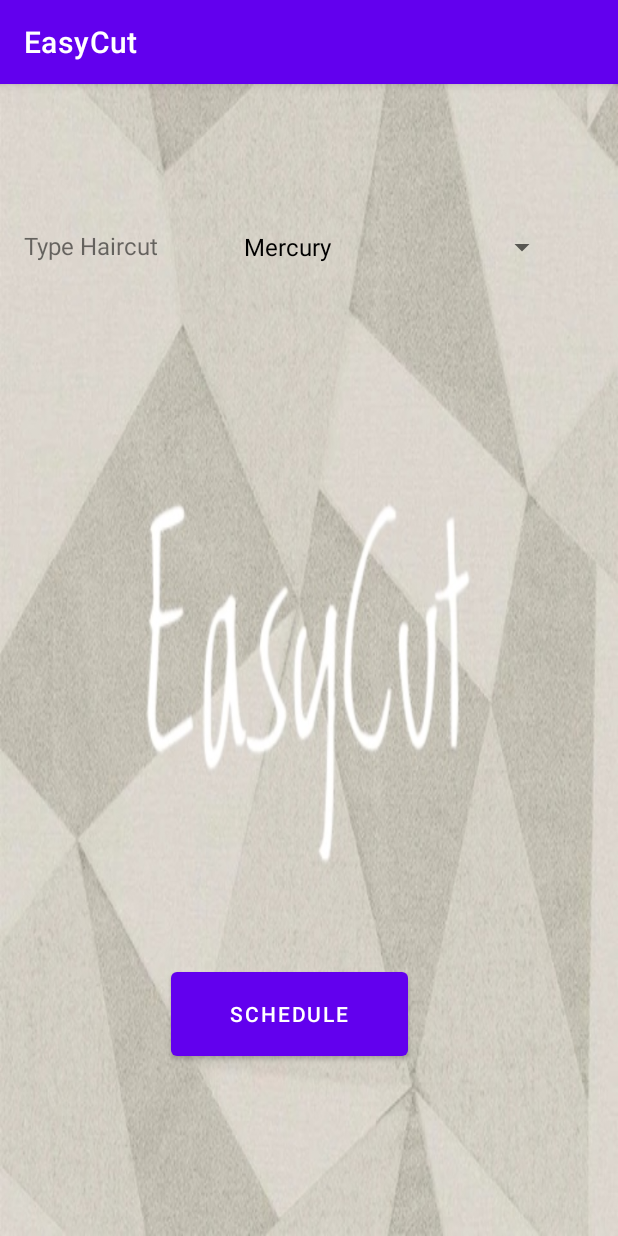
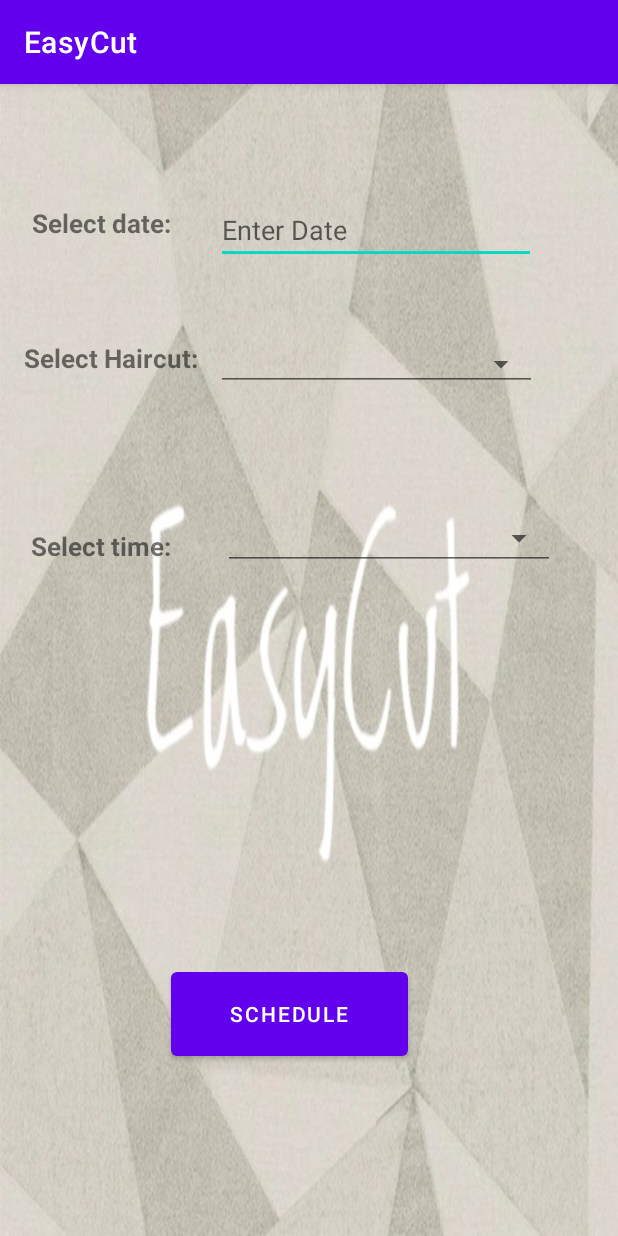
Before and after one commit to Asif-Rot/EasyCut, an Android app: the AppointmentActivity screen opened directly, with no data from a screen before it, on a phone screen of 412 x 824 dp. Run offline under Robolectric (Android 15) with nearby library versions, the light colour scheme and no system bars.

Commit message:
make design for appointment activity

```diff
--- a/app/src/main/java/com/example/easycut/AppointmentActivity.java
+++ b/app/src/main/java/com/example/easycut/AppointmentActivity.java
@@ -2,35 +2,83 @@ package com.example.easycut;
 
 import androidx.appcompat.app.AppCompatActivity;
 
+import android.app.DatePickerDialog;
 import android.os.Bundle;
+import android.text.InputType;
 import android.view.View;
 import android.widget.AdapterView;
 import android.widget.ArrayAdapter;
+import android.widget.DatePicker;
+import android.widget.EditText;
 import android.widget.Spinner;
+import android.widget.TextView;
 import android.widget.Toast;
 
+import java.util.Calendar;
+
 public class AppointmentActivity extends AppCompatActivity  implements AdapterView.OnItemSelectedListener{
-    Spinner spinner;
+    String[] haircuts = {"", "Men's haircut" };
+    String[] times = {"", "10:00","10:30","11:00" };
+    DatePickerDialog picker;
+    EditText eText;
     @Override
     protected void onCreate(Bundle savedInstanceState) {
         super.onCreate(savedInstanceState);
         setContentView(R.layout.activity_appointment);
-        spinner = (Spinner) findViewById(R.id.type_haircut);
-        ArrayAdapter<CharSequence> adapter= ArrayAdapter.
-                createFromResource(this,R.array.spinner ,R.layout.support_simple_spinner_dropdown_item);
-        adapter.setDropDownViewResource(R.layout.support_simple_spinner_dropdown_item);
-        spinner.setAdapter(adapter);
-        spinner.setOnItemSelectedListener(this);
+
+        //date picker
+        eText=(EditText) findViewById(R.id.datePicker);
+        eText.setInputType(InputType.TYPE_NULL);
+        eText.setOnClickListener(new View.OnClickListener() {
+            @Override
+            public void onClick(View v) {
+                final Calendar cldr = Calendar.getInstance();
+                int day = cldr.get(Calendar.DAY_OF_MONTH);
+                int month = cldr.get(Calendar.MONTH);
+                int year = cldr.get(Calendar.YEAR);
+                // date picker dialog
+                picker = new DatePickerDialog(AppointmentActivity.this, new DatePickerDialog.OnDateSetListener() {
+                            @Override
+                            public void onDateSet(DatePicker view, int year, int monthOfYear, int dayOfMonth) {
+                                eText.setText(dayOfMonth + "/" + (monthOfYear + 1) + "/" + year);
+                            }
+                        }, year, month, day);
+                picker.show();
+            }
+        });
+
+        //Spinner for haircuts
+        Spinner spinHairCut = (Spinner) findViewById(R.id.spinner1);
+        ArrayAdapter<String> adapterHC = new ArrayAdapter<String>(this, android.R.layout.simple_spinner_item,haircuts);
+        adapterHC.setDropDownViewResource(android.R.layout.simple_spinner_dropdown_item);
+        spinHairCut.setAdapter(adapterHC);
+        spinHairCut.setOnItemSelectedListener(this);
+
+        //Spinner for times
+        Spinner spinTimes = (Spinner) findViewById(R.id.timeSpinner);
+        ArrayAdapter<String> adapterT = new ArrayAdapter<String>(this, android.R.layout.simple_spinner_item,times);
+        adapterT.setDropDownViewResource(android.R.layout.simple_spinner_dropdown_item);
+        spinTimes.setAdapter(adapterT);
+        spinTimes.setOnItemSelectedListener(this);
+
     }
 
     @Override
     public void onItemSelected(AdapterView<?> parent, View view, int position, long id) {
-        String text = parent.getItemAtPosition(position).toString();
-        Toast.makeText(parent.getContext(), text, Toast.LENGTH_SHORT).show();
+        Spinner spin = (Spinner)parent;
+        Spinner spin2 = (Spinner)parent;
+        if (spin.getId() == R.id.spinner1){
+            Toast.makeText(getApplicationContext(), "Selected User: "+haircuts[position] ,Toast.LENGTH_SHORT).show();
+        }
+        if (spin2.getId() == R.id.timeSpinner){
+            Toast.makeText(getApplicationContext(), "Selected time: "+times[position] ,Toast.LENGTH_SHORT).show();
+        }
+
     }
 
     @Override
     public void onNothingSelected(AdapterView<?> parent) {
+        //choose what to do when nothing selected.
 
     }
 }
--- a/app/src/main/java/com/example/easycut/Login.java
+++ b/app/src/main/java/com/example/easycut/Login.java
@@ -41,10 +41,13 @@ public class Login extends AppCompatActivity {
         });
 
     }
+
+    /**
+     *  Check if user is already signed in (non-null), if so continue to ScreenUser.
+     */
     @Override
     public void onStart() {
         super.onStart();
-        // Check if user is signed in (non-null) and update UI accordingly.
         FirebaseUser currentUser = mAuth.getCurrentUser();
         if(currentUser != null){
             currentUser.reload();
--- a/app/src/main/java/com/example/easycut/RegisterActivity.java
+++ b/app/src/main/java/com/example/easycut/RegisterActivity.java
@@ -78,9 +78,8 @@ public class RegisterActivity extends AppCompatActivity {
                     if (task.isSuccessful()) {
                         String id=mAuth.getCurrentUser().getUid();
                         database = FirebaseDatabase.getInstance();
-                        reference = database.getReference("Users");
+                       // reference = database.getReference("Users");
                         Client client=new Client(firstName,lastName,email,pass,phone,id);
-                        database = FirebaseDatabase.getInstance();
                         reference = database.getReference("Client");
                         reference.child(client.getUserID()).setValue(client);
                         Toast.makeText(RegisterActivity.this, "User registered successfully", Toast.LENGTH_SHORT).show();
--- a/app/src/main/res/layout/activity_appointment.xml
+++ b/app/src/main/res/layout/activity_appointment.xml
@@ -7,42 +7,105 @@
     tools:context=".AppointmentActivity"
     android:background="@drawable/splashbackground">
 
-    <Spinner
-        android:id="@+id/type_haircut"
-        android:layout_width="217dp"
-        android:layout_height="48dp"
-        android:addStatesFromChildren="false"
-        android:soundEffectsEnabled="false"
+    <TextView
+        android:id="@+id/textDate"
+        android:layout_width="wrap_content"
+        android:layout_height="wrap_content"
+        android:text="@string/select_date"
+        android:textSize="17sp"
+        android:textStyle="bold"
+        app:layout_constraintBottom_toTopOf="@+id/txtHairCut"
+        app:layout_constraintEnd_toStartOf="@+id/datePicker"
+        app:layout_constraintHorizontal_bias="0.411"
+        app:layout_constraintStart_toStartOf="parent"
+        app:layout_constraintTop_toTopOf="parent"
+        app:layout_constraintVertical_bias="0.549" />
+
+    <EditText
+        android:id="@+id/datePicker"
+        android:layout_width="wrap_content"
+        android:layout_height="wrap_content"
+        android:ems="10"
+        android:hint="@string/enter_date"
         app:layout_constraintBottom_toBottomOf="parent"
         app:layout_constraintEnd_toEndOf="parent"
-        app:layout_constraintHorizontal_bias="0.793"
+        app:layout_constraintHorizontal_bias="0.726"
         app:layout_constraintStart_toStartOf="parent"
         app:layout_constraintTop_toTopOf="parent"
-        app:layout_constraintVertical_bias="0.118"
-        tools:ignore="SpeakableTextPresentCheck" />
+        app:layout_constraintVertical_bias="0.103" />
+
 
     <TextView
-        android:id="@+id/textType"
-        android:layout_width="98dp"
-        android:layout_height="45dp"
-        android:text="Type Haircut"
-        android:textSize="16sp"
+        android:id="@+id/txtHairCut"
+        android:layout_width="123dp"
+        android:layout_height="27dp"
+        android:layout_marginStart="16dp"
+        android:layout_marginLeft="16dp"
+        android:text="@string/select_haircut"
+        android:textSize="17sp"
+        android:textStyle="bold"
+        app:layout_constraintBottom_toBottomOf="parent"
+        app:layout_constraintStart_toStartOf="parent"
+        app:layout_constraintTop_toTopOf="parent"
+        app:layout_constraintVertical_bias="0.23"
+        tools:ignore="MissingConstraints" />
+
+    <Spinner
+        android:id="@+id/spinner1"
+        android:layout_width="214dp"
+        android:layout_height="36dp"
+        android:spinnerMode="dialog"
+        style="@style/Widget.AppCompat.Spinner.Underlined"
+        android:prompt="@string/select_haircut"
         app:layout_constraintBottom_toBottomOf="parent"
         app:layout_constraintEnd_toEndOf="parent"
-        app:layout_constraintHorizontal_bias="0.051"
+        app:layout_constraintHorizontal_bias="0.074"
+        app:layout_constraintStart_toEndOf="@+id/txtHairCut"
+        app:layout_constraintTop_toBottomOf="@+id/datePicker"
+        app:layout_constraintVertical_bias="0.079" />
+
+    <TextView
+        android:id="@+id/textTime"
+        android:layout_width="wrap_content"
+        android:layout_height="wrap_content"
+        android:text="@string/select_time"
+        android:textSize="17sp"
+        android:textStyle="bold"
+        app:layout_constraintBottom_toBottomOf="parent"
+        app:layout_constraintEnd_toEndOf="parent"
+        app:layout_constraintHorizontal_bias="0.065"
         app:layout_constraintStart_toStartOf="parent"
-        app:layout_constraintTop_toTopOf="parent"
-        app:layout_constraintVertical_bias="0.134" />
+        app:layout_constraintTop_toBottomOf="@+id/txtHairCut"
+        app:layout_constraintVertical_bias="0.179" />
+
+
 
     <Button
         android:id="@+id/button"
         android:layout_width="158dp"
         android:layout_height="68dp"
-        android:text="schedule"
+        android:text="@string/schedule"
         app:layout_constraintBottom_toBottomOf="parent"
         app:layout_constraintEnd_toEndOf="parent"
         app:layout_constraintHorizontal_bias="0.45"
         app:layout_constraintStart_toStartOf="parent"
         app:layout_constraintTop_toTopOf="parent"
         app:layout_constraintVertical_bias="0.837" />
+
+    <Spinner
+        android:id="@+id/timeSpinner"
+        android:layout_width="221dp"
+        android:layout_height="42dp"
+        android:layout_marginTop="32dp"
+        android:spinnerMode="dialog"
+        style="@style/Widget.AppCompat.Spinner.Underlined"
+        android:prompt="@string/select_time"
+        app:layout_constraintBottom_toBottomOf="parent"
+        app:layout_constraintEnd_toEndOf="parent"
+        app:layout_constraintHorizontal_bias="0.448"
+        app:layout_constraintStart_toEndOf="@+id/textTime"
+        app:layout_constraintTop_toBottomOf="@+id/spinner1"
+        app:layout_constraintVertical_bias="0.093" />
+
+
 </androidx.constraintlayout.widget.ConstraintLayout>
--- a/app/src/main/res/values/strings.xml
+++ b/app/src/main/res/values/strings.xml
@@ -10,15 +10,10 @@
     <string name="invalid_password">Password must be >5 characters</string>
     <string name="login_failed">"Login failed"</string>
     <string name="enter">enter</string>
+    <string name="select_date">Select date:</string>
+    <string name="enter_date">Enter Date</string>
+    <string name="select_haircut">Select Haircut:</string>
+    <string name="select_time">Select time:</string>
+    <string name="schedule">schedule</string>
 
-    <string-array name="spinner">
-        <item>Mercury</item>
-        <item>Venus</item>
-        <item>Earth</item>
-        <item>Mars</item>
-        <item>Jupiter</item>
-        <item>Saturn</item>
-        <item>Uranus</item>
-        <item>Neptune</item>
-    </string-array>
 </resources>
```
